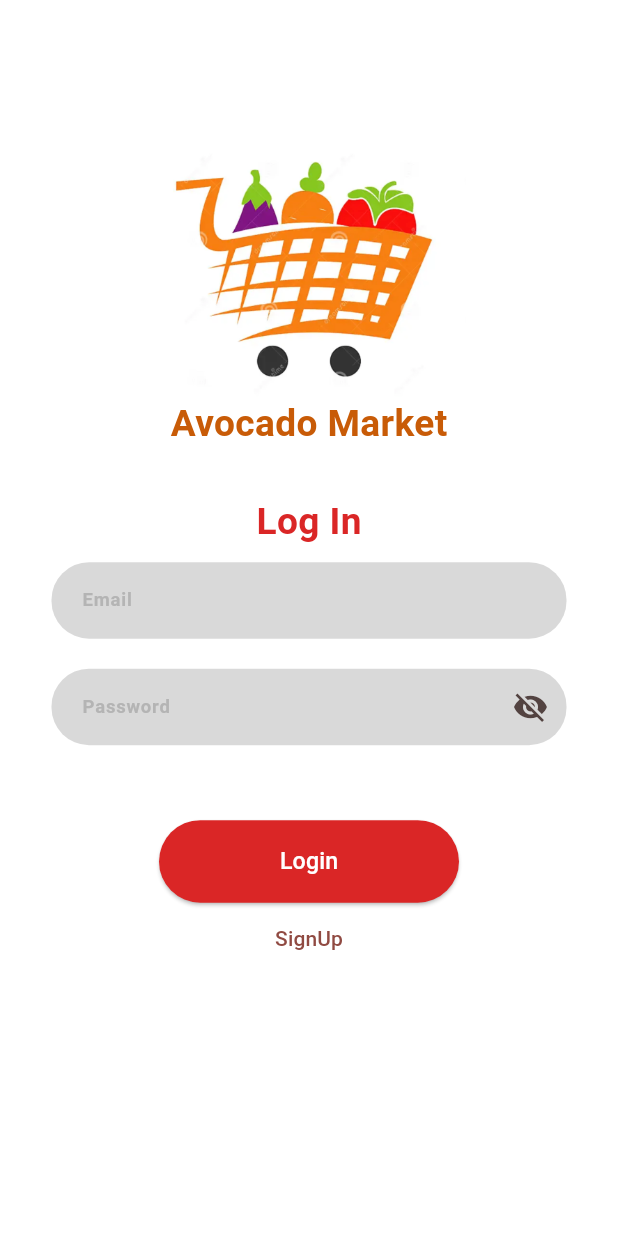
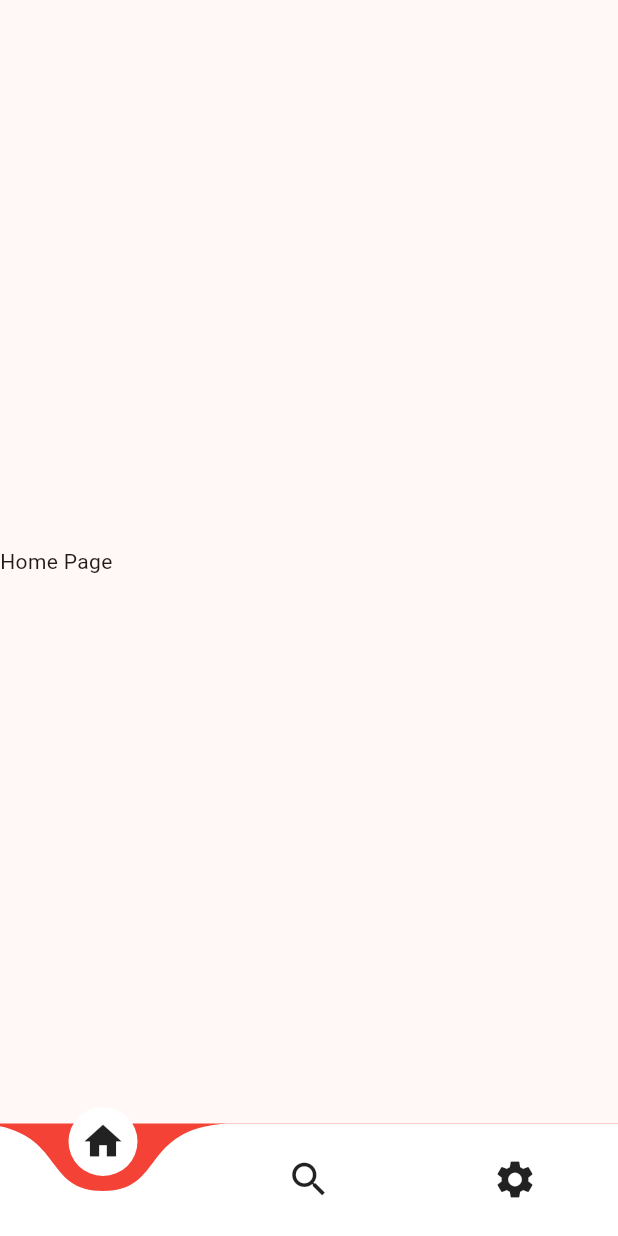
Before and after one commit to a7mdhanini/testing, a Flutter app: the screen it shows after launch, on a phone screen of 412 x 824 dp. Run offline on Flutter 3.47's test engine with Material 3 defaults, Android fonts, the phone set to English and light mode, and no system bars; drawn by our look-alikes of curved_navigation_bar; our stand-ins replace firebase_core, get; accounts and stored records are empty.

Commit message:
Presented Nav Bar

```diff
--- a/lib/config/bindings.dart
+++ b/lib/config/bindings.dart
@@ -1,9 +1,11 @@
 import 'package:get/get.dart';
 import 'package:testing/controllers/auth_crl/auth_crl.dart';
+import 'package:testing/controllers/nav_crl/navigation_crl.dart';
 
 class MyBindings extends Bindings {
   @override
   void dependencies() {
     Get.put(AuthCrl());
+    Get.put(NavigationCrl());
   }
 }
--- a/lib/controllers/auth_crl/auth_crl.dart
+++ b/lib/controllers/auth_crl/auth_crl.dart
@@ -1,5 +1,3 @@
-import 'dart:developer';
-
 import 'package:flutter/material.dart';
 import 'package:get/get.dart';
 import 'package:testing/models/auth_models/user_model.dart';
@@ -55,16 +53,16 @@ class AuthCrl extends GetxController {
   }
 
   Future<void> logIn(BuildContext context) async {
-    FocusScope.of(context).unfocus();
-    loginFormKey.currentState!.save();
+    // FocusScope.of(context).unfocus();
+    // loginFormKey.currentState!.save();
 
-    final isValid = loginFormKey.currentState!.validate();
+    // final isValid = loginFormKey.currentState!.validate();
 
-    if (isValid) {
-      log('Ok');
-    } else {
-      log('Error');
-    }
+    // if (isValid) {
+    //   log('Ok');
+    // } else {
+    //   log('Error');
+    // }
   }
 
   Future<void> signUp() async {}
--- /dev/null
+++ b/lib/controllers/nav_crl/navigation_crl.dart
@@ -0,0 +1,33 @@
+import 'package:flutter/material.dart';
+import 'package:get/get.dart';
+
+class NavigationCrl extends GetxController {
+  int selectedIndex = 0;
+
+  String currentPage = "Page1";
+
+  List<String> pageKeysList = [
+    "Page1",
+    "Page2",
+    "Page3",
+  ];
+
+  final navigationKeys = {
+    "Page1": GlobalKey<NavigatorState>(),
+    "Page2": GlobalKey<NavigatorState>(),
+    "Page3": GlobalKey<NavigatorState>(),
+  };
+
+  void selectTap(String tabItem, int index) {
+    if (tabItem == currentPage) {
+      navigationKeys.forEach((key, value) {
+        value.currentState!.popUntil((route) => route.isFirst);
+      });
+    } else {
+      currentPage = pageKeysList[index];
+      selectedIndex = index;
+    }
+
+    update();
+  }
+}
--- /dev/null
+++ b/lib/pages/home_pages/home_page.dart
@@ -0,0 +1,15 @@
+import 'package:flutter/material.dart';
+
+class HomePage extends StatelessWidget {
+  const HomePage({super.key});
+
+  @override
+  Widget build(BuildContext context) {
+    return Scaffold(
+      body: Column(
+        mainAxisAlignment: MainAxisAlignment.center,
+        children: [Text('Home Page')],
+      ),
+    );
+  }
+}
--- /dev/null
+++ b/lib/pages/nav_pages/navigation_page.dart
@@ -0,0 +1,87 @@
+import 'package:curved_navigation_bar/curved_navigation_bar.dart';
+import 'package:flutter/material.dart';
+import 'package:get/get.dart';
+import 'package:testing/constants/app_colors.dart';
+import 'package:testing/controllers/nav_crl/navigation_crl.dart';
+import 'package:testing/pages/nav_pages/tab_navigation_pages.dart';
+
+class NavigationPage extends StatelessWidget {
+  const NavigationPage({super.key});
+
+  @override
+  Widget build(BuildContext context) {
+    return GetBuilder<NavigationCrl>(
+      init: NavigationCrl(),
+      builder: (nvgCrl) {
+        return Scaffold(
+          body: Stack(
+            children: [
+              _buildOffStageNavigator(nvgCrl, "Page1"),
+              _buildOffStageNavigator(nvgCrl, "Page2"),
+              _buildOffStageNavigator(nvgCrl, "Page3"),
+            ],
+          ),
+          bottomNavigationBar: CurvedNavigationBar(
+            backgroundColor: Colors.red,
+            // buttonBackgroundColor: AppColors.orange,
+            color: AppColors.white,
+            animationCurve: Curves.linear,
+            // animationDuration: const Duration(seconds: 1),
+            items: const [
+              Icon(Icons.home, size: 30),
+              Icon(Icons.search, size: 30),
+              Icon(Icons.settings, size: 30),
+            ],
+
+            index: nvgCrl.selectedIndex,
+
+            onTap: (index) {
+              nvgCrl.selectTap(nvgCrl.pageKeysList[index], index);
+            },
+          ),
+        );
+      },
+    );
+  }
+
+  Widget _buildOffStageNavigator(NavigationCrl nvgCrl, String tabItem) {
+    return Offstage(
+      offstage: nvgCrl.currentPage != tabItem,
+      child: TabNavigationPages(
+        navigatorKey: nvgCrl.navigationKeys[tabItem]!,
+        tabItem: tabItem,
+      ),
+    );
+  }
+}
+
+//  Stack(
+//             // alignment: AlignmentDirectional.topCenter,
+//             children: [
+//               Container(
+//                 padding: EdgeInsets.only(),
+//                 width: Sizes.width(context) / 1.5,
+//                 height: Sizes.width(context) / 1.5,
+//                 color: Colors.pink,
+//               ),
+
+//               Positioned(
+//                 child: Container(
+//                   width: Sizes.width(context) / 2,
+//                   height: Sizes.width(context) / 2,
+//                   color: Colors.amber,
+//                 ),
+//               ),
+
+//               Container(
+//                 width: 100,
+//                 height: 100,
+//                 color: Colors.red,
+//               ),
+//               // Container(
+//               //   width: 50,
+//               //   height: 50,
+//               //   color: Colors.purple,
+//               // ),
+//             ],
+//           )
--- /dev/null
+++ b/lib/pages/nav_pages/tab_navigation_pages.dart
@@ -0,0 +1,37 @@
+import 'package:flutter/material.dart';
+import 'package:testing/pages/home_pages/home_page.dart';
+import 'package:testing/pages/search_pages/search_page.dart';
+import 'package:testing/pages/settings_pages/settings_page.dart';
+
+class TabNavigationPages extends StatelessWidget {
+  final GlobalKey<NavigatorState> navigatorKey;
+  final String tabItem;
+
+  const TabNavigationPages({
+    super.key,
+    required this.navigatorKey,
+    required this.tabItem,
+  });
+
+  @override
+  Widget build(BuildContext context) {
+    Widget? child;
+
+    if (tabItem == "Page1") {
+      child = const HomePage();
+    } else if (tabItem == "Page2") {
+      child = const SearchPage();
+    } else if (tabItem == "Page3") {
+      child = const SettingsPage();
+    } else {
+      child = const HomePage();
+    }
+
+    return Navigator(
+      key: navigatorKey,
+      onGenerateRoute: (routeSettings) {
+        return MaterialPageRoute(builder: (_) => child!);
+      },
+    );
+  }
+}
--- a/lib/start/my_app.dart
+++ b/lib/start/my_app.dart
@@ -1,7 +1,7 @@
 import 'package:flutter/material.dart';
 import 'package:get/get.dart';
 import 'package:testing/config/bindings.dart';
-import 'package:testing/pages/auth_pages/login_page.dart';
+ import 'package:testing/pages/nav_pages/navigation_page.dart';
 
 class MyApp extends StatelessWidget {
   const MyApp({super.key});
@@ -16,7 +16,7 @@ class MyApp extends StatelessWidget {
         colorScheme: ColorScheme.fromSeed(seedColor: Colors.red),
         useMaterial3: true,
       ),
-      home: const LoginPage(),
+      home: const NavigationPage(),
     );
   }
 }
```
Also changed, not shown: lib/pages/search_pages/search_page.dart (added, +15 -0 lines), lib/pages/settings_pages/settings_page.dart (added, +15 -0 lines), pubspec.yaml (+11 -1 lines), pubspec.lock.
